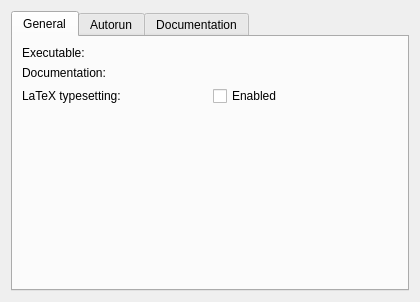
Old version of the form src/backends/sage/settings.ui in the repository KDE/cantor.
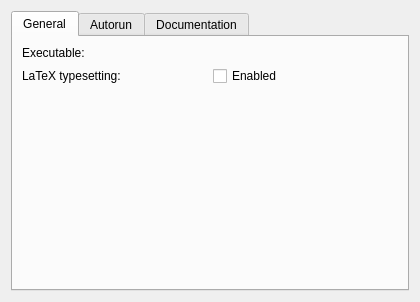
New version of the form. Custom widgets are drawn as their Qt base class.

Commit message:
Removed the setting "local documentation".
This was not implemented for all backends, is a rarely used feature
and is also very heavily colliding now  with the new embedded documentation.
The already available implementations in Backend::helpUrl() return theURL
 to the official online documentation will be used a fallback solution in case
no embedded documentation is installed for the backend.

```diff
--- a/src/backends/sage/settings.ui
+++ b/src/backends/sage/settings.ui
@@ -32,27 +32,13 @@
         <widget class="KUrlRequester" name="kcfg_Path"/>
        </item>
        <item row="1" column="0">
-        <widget class="QLabel" name="label2">
-         <property name="text">
-          <string>Documentation:</string>
-         </property>
-        </widget>
-       </item>
-       <item row="1" column="1">
-        <widget class="KUrlRequester" name="kcfg_localDoc">
-         <property name="toolTip">
-          <string>If empty, the &quot;Show help&quot; action will show the default online documentation. Otherwise, the specified URL will be opened.</string>
-         </property>
-        </widget>
-       </item>
-       <item row="2" column="0">
         <widget class="QLabel" name="label_2">
          <property name="text">
           <string>LaTeX typesetting:</string>
          </property>
         </widget>
        </item>
-       <item row="2" column="1">
+       <item row="1" column="1">
         <widget class="QCheckBox" name="kcfg_allowLatex">
          <property name="toolTip">
           <string>Sage LaTeX output not always correct, so latex typesetting can be disabled for better experience</string>
@@ -62,7 +48,10 @@
          </property>
         </widget>
        </item>
-       <item row="3" column="0">
+       <item row="0" column="1">
+        <widget class="KUrlRequester" name="kcfg_Path"/>
+       </item>
+       <item row="2" column="0">
         <spacer name="verticalSpacer_3">
          <property name="orientation">
           <enum>Qt::Vertical</enum>
```
Left out of the diff: 17 changed lines with no effect on the pictures. The commit also changes 15 other files.
